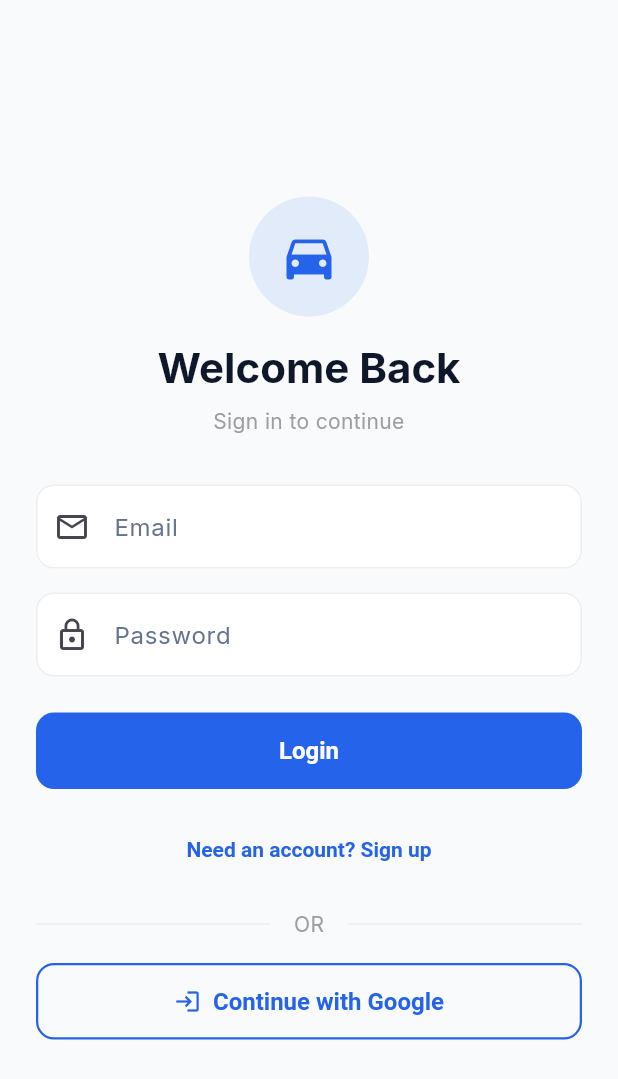
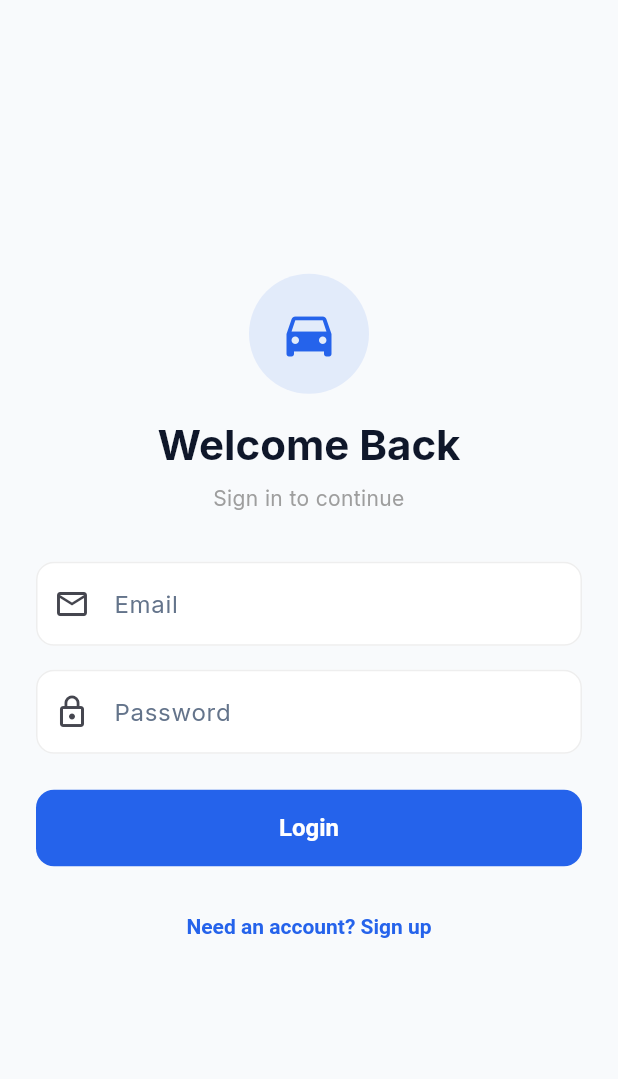
Before and after one commit to Mussiee/Car_Rental, a Flutter app: the screen it shows after launch, on a phone screen of 412 x 824 dp. Shown: the top 1079 px of the screen. Run offline on Flutter 3.47's test engine with Material 3 defaults, Android fonts, the phone set to English and light mode, and no system bars; our stand-ins replace cached_network_image, cloud_firestore, firebase_auth, firebase_core, flutter_dotenv, google_fonts and 1 more; accounts and stored records are empty.

Commit message:
Remove Google Sign-In and use email/password auth only

```diff
--- a/lib/features/auth/login_screen.dart
+++ b/lib/features/auth/login_screen.dart
@@ -152,28 +152,6 @@ class _LoginScreenState extends State<LoginScreen> {
                           : 'Already have an account? Login',
                     ),
                   ),
-                  const SizedBox(height: 16),
-                  const Row(
-                    children: [
-                      Expanded(child: Divider()),
-                      Padding(
-                        padding: EdgeInsets.symmetric(horizontal: 16),
-                        child: Text('OR', style: TextStyle(color: Colors.grey)),
-                      ),
-                      Expanded(child: Divider()),
-                    ],
-                  ),
-                  const SizedBox(height: 16),
-                  OutlinedButton.icon(
-                    onPressed: _signInWithGoogle,
-                    icon: const Icon(
-                      Icons.login,
-                    ), // Or use a custom google icon image
-                    label: const Text('Continue with Google'),
-                    style: OutlinedButton.styleFrom(
-                      padding: const EdgeInsets.all(16),
-                    ),
-                  ),
                 ],
               ),
             ),
@@ -181,19 +159,6 @@ class _LoginScreenState extends State<LoginScreen> {
         ),
       ),
     );
-  }
-
-  Future<void> _signInWithGoogle() async {
-    final auth = context.read<AuthService>();
-    try {
-      await auth.signInWithGoogle();
-    } catch (e) {
-      if (mounted) {
-        ScaffoldMessenger.of(
-          context,
-        ).showSnackBar(SnackBar(content: Text(e.toString())));
-      }
-    }
   }
 
   Future<void> _submit() async {
--- a/pubspec.yaml
+++ b/pubspec.yaml
@@ -34,7 +34,6 @@ dependencies:
   firebase_core: ^3.0.0
   firebase_auth: ^5.0.0
   cloud_firestore: ^5.0.0
-  google_sign_in: ^6.2.1
   provider: ^6.1.2
   google_fonts: ^6.2.1
   flutter_dotenv: ^5.1.0
```
Also changed, not shown: lib/core/services/auth_service.dart (+1 -61 lines), pubspec.lock, 1 other file.
